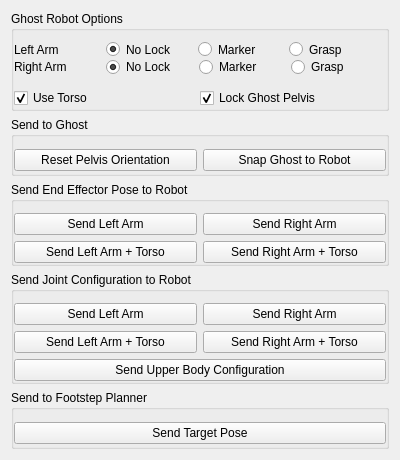
This is vigir_ocs_ghost_control_widget/src/ui/ghost_control_widget.ui in team-vigir/vigir_ocs_common as Qt 5 draws it before an edit. The edited form follows.
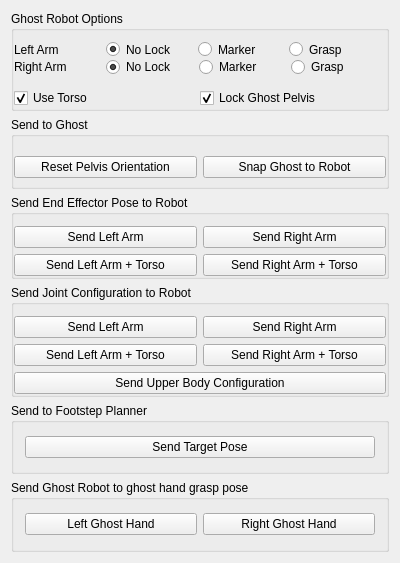
This is the edited form.

Commit message: [vigir_ocs_ghost_control] * Add buttons for sending robot to ghost hand config

Diff of the .ui file:
```diff
--- a/vigir_ocs_ghost_control_widget/src/ui/ghost_control_widget.ui
+++ b/vigir_ocs_ghost_control_widget/src/ui/ghost_control_widget.ui
@@ -7,7 +7,7 @@
     <x>0</x>
     <y>0</y>
     <width>400</width>
-    <height>460</height>
+    <height>563</height>
    </rect>
   </property>
   <property name="minimumSize">
@@ -19,8 +19,8 @@
   <property name="windowTitle">
    <string>GhostControlWidget</string>
   </property>
-  <layout class="QVBoxLayout" name="verticalLayout_3">
-   <item>
+  <layout class="QGridLayout" name="gridLayout_7">
+   <item row="0" column="0">
     <widget class="QWidget" name="widget_2" native="true">
      <layout class="QVBoxLayout" name="verticalLayout">
       <property name="spacing">
@@ -183,7 +183,7 @@
      </layout>
     </widget>
    </item>
-   <item>
+   <item row="1" column="0">
     <widget class="QGroupBox" name="groupBox_3">
      <property name="title">
       <string>Send to Ghost</string>
@@ -215,7 +215,7 @@
      </layout>
     </widget>
    </item>
-   <item>
+   <item row="2" column="0">
     <widget class="QGroupBox" name="groupBox_2">
      <property name="title">
       <string>Send End Effector Pose to Robot</string>
@@ -261,7 +261,7 @@
      </layout>
     </widget>
    </item>
-   <item>
+   <item row="3" column="0">
     <widget class="QGroupBox" name="groupBox_5">
      <property name="title">
       <string>Send Joint Configuration to Robot</string>
@@ -323,22 +323,13 @@
      </layout>
     </widget>
    </item>
-   <item>
+   <item row="4" column="0">
     <widget class="QGroupBox" name="groupBox_4">
      <property name="title">
       <string>Send to Footstep Planner</string>
      </property>
-     <layout class="QVBoxLayout" name="verticalLayout_4">
-      <property name="leftMargin">
-       <number>0</number>
-      </property>
-      <property name="rightMargin">
-       <number>0</number>
-      </property>
-      <property name="bottomMargin">
-       <number>0</number>
-      </property>
-      <item>
+     <layout class="QGridLayout" name="gridLayout_8">
+      <item row="0" column="0">
        <widget class="QPushButton" name="pushButton">
         <property name="text">
          <string>Send Target Pose</string>
@@ -348,6 +339,29 @@
      </layout>
     </widget>
    </item>
+   <item row="5" column="0">
+    <widget class="QGroupBox" name="groupBox_6">
+     <property name="title">
+      <string>Send Ghost Robot to ghost hand grasp pose</string>
+     </property>
+     <layout class="QGridLayout" name="gridLayout_6">
+      <item row="0" column="0">
+       <widget class="QPushButton" name="pushButton_4">
+        <property name="text">
+         <string>Left Ghost Hand</string>
+        </property>
+       </widget>
+      </item>
+      <item row="0" column="1">
+       <widget class="QPushButton" name="pushButton_5">
+        <property name="text">
+         <string>Right Ghost Hand</string>
+        </property>
+       </widget>
+      </item>
+     </layout>
+    </widget>
+   </item>
   </layout>
  </widget>
  <layoutdefault spacing="6" margin="11"/>
```
